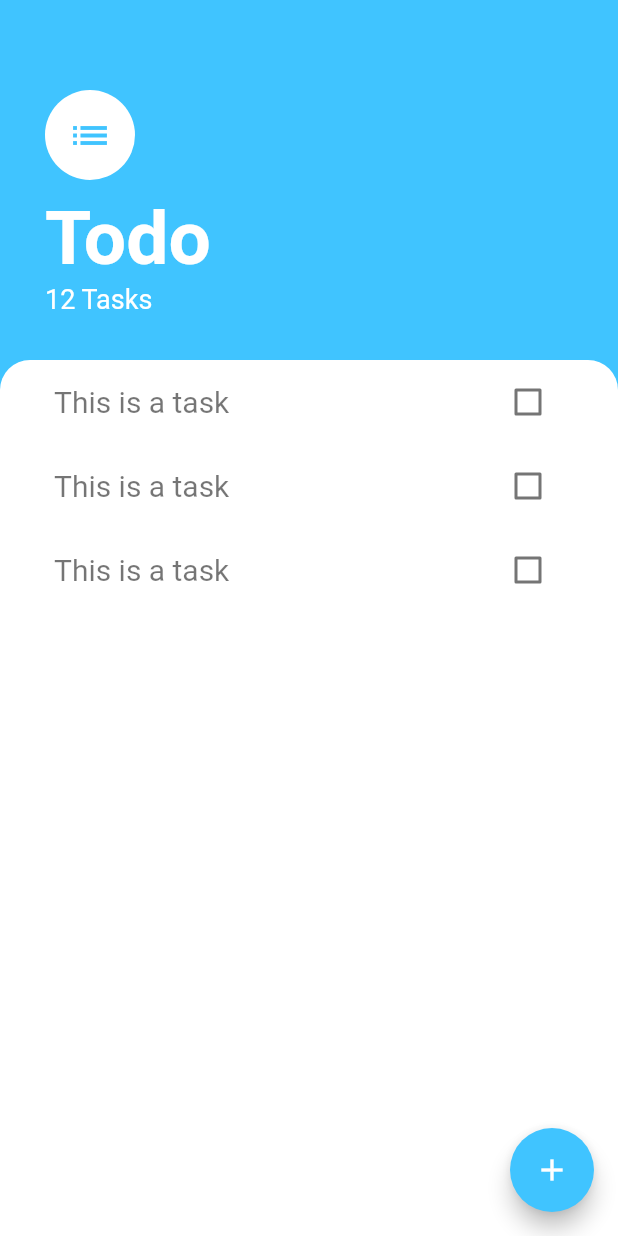
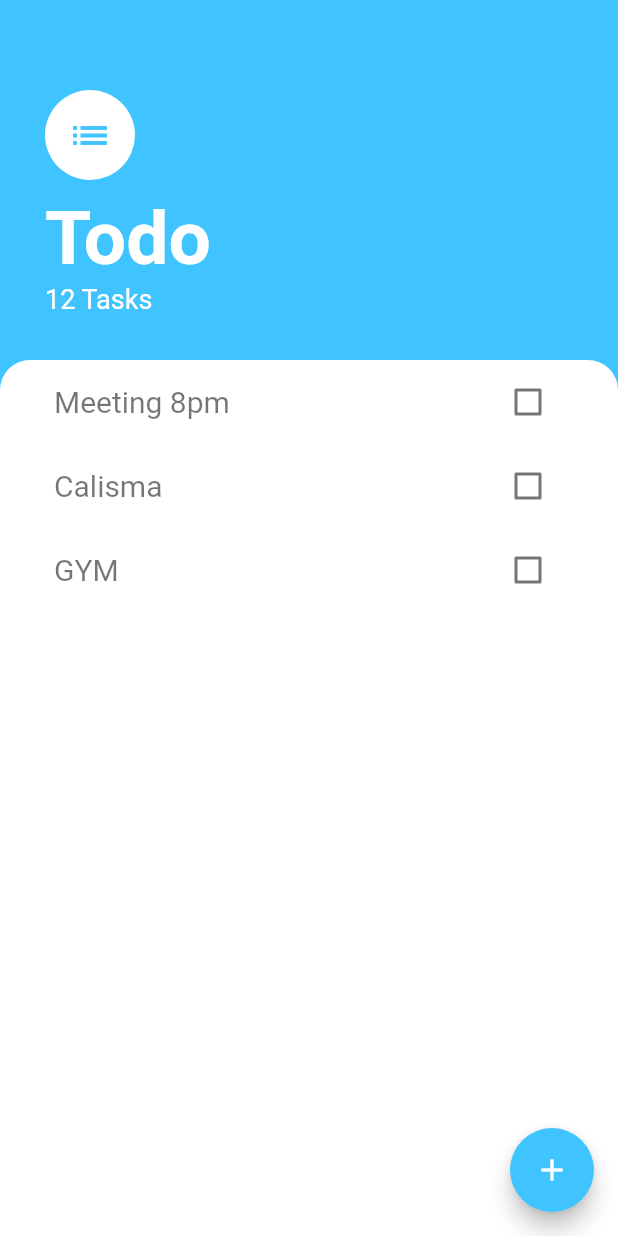
Before and after one commit to Zhamshid/todo_app_flutter, a Flutter app: the screen it shows after launch, on a phone screen of 412 x 824 dp. Run offline on Flutter 3.47's test engine with Material 2 defaults, Android fonts, the phone set to English and light mode, and no system bars.

Commit message:
last changes

```diff
--- /dev/null
+++ b/lib/commons/widgets/task_tile.dart
@@ -0,0 +1,29 @@
+import 'package:flutter/material.dart';
+import 'package:todo_app_flutter/commons/constants/constants.dart';
+import 'package:todo_app_flutter/res/colors/app_colors.dart';
+
+
+class TaskTile extends StatelessWidget {
+
+  final bool isChecked;
+  final String? taskTitle;
+  final void Function(bool?)? checkboxCallback;
+
+  const TaskTile({Key? key, required this.isChecked, this.taskTitle, this.checkboxCallback}) : super(key: key);
+
+  @override
+  Widget build(BuildContext context) {
+    return ListTile(
+      title: Text(
+          taskTitle!,
+          style: AppConstants.kTaskTextStyle.copyWith(
+            decoration: isChecked ? TextDecoration.lineThrough : null,
+          )),
+      trailing: Checkbox(
+        activeColor: AppColors.defaultLightBlueAccent,
+        value: isChecked,
+        onChanged: checkboxCallback,
+      ),
+    );
+  }
+}
--- a/lib/commons/widgets/tasks_list.dart
+++ b/lib/commons/widgets/tasks_list.dart
@@ -1,6 +1,6 @@
 import 'package:flutter/material.dart';
-import 'package:todo_app_flutter/commons/constants/constants.dart';
-import 'package:todo_app_flutter/res/colors/app_colors.dart';
+import 'package:todo_app_flutter/commons/widgets/task_tile.dart';
+import 'package:todo_app_flutter/models/task.dart';
 
 class TasksList extends StatefulWidget {
   const TasksList({
@@ -12,59 +12,26 @@ class TasksList extends StatefulWidget {
 }
 
 class _TasksListState extends State<TasksList> {
+  List<Task> task = [
+    Task(name: 'Meeting 8pm'),
+    Task(name: 'Calisma'),
+    Task(name: 'GYM'),
+  ];
+
   @override
   Widget build(BuildContext context) {
-    return ListView(
-      primary: false,
-      children: const <Widget>[
-        TaskTile(),
-        TaskTile(),
-        TaskTile(),
-      ],
+    return ListView.builder(
+      itemBuilder: (context, index) {
+        return TaskTile(
+          taskTitle: task[index].name,
+          isChecked: task[index].isDone,
+          checkboxCallback: (newValue){
+            setState(() {
+              task[index].toggleDone();
+            });
+          },
+        );
+      },itemCount: task.length,
     );
   }
 }
-
-class TaskTile extends StatefulWidget {
-  const TaskTile({
-    Key? key,
-  }) : super(key: key);
-
-  @override
-  State<TaskTile> createState() => _TaskTileState();
-}
-
-class _TaskTileState extends State<TaskTile> {
-  bool isChecked = false;
-
-  @override
-  Widget build(BuildContext context) {
-    return ListTile(
-      title: Text('This is a task',
-          style: AppConstants.kTaskTextStyle.copyWith(
-            decoration: isChecked ? TextDecoration.lineThrough : null,
-          )),
-      trailing: TaskCheckbox(isChecked,onChanged: (newValue){
-        setState(() {
-          isChecked = newValue!;
-        });
-      },),
-    );
-  }
-}
-
-class TaskCheckbox extends StatelessWidget {
-  final bool checkBoxState;
-  final void Function(bool?)? onChanged;
-
-  const TaskCheckbox(this.checkBoxState, {Key? key, this.onChanged}) : super(key: key);
-
-  @override
-  Widget build(BuildContext context) {
-    return Checkbox(
-      activeColor: AppColors.defaultLightBlueAccent,
-      value: checkBoxState,
-      onChanged: onChanged,
-    );
-  }
-}
--- a/lib/models/task.dart
+++ b/lib/models/task.dart
@@ -1,5 +1,9 @@
 class Task {
   final String? name;
-  bool? isDone;
+  bool isDone;
   Task({this.name,this.isDone = false});
+
+  void toggleDone() {
+    isDone =! isDone;
+  }
 }
```
